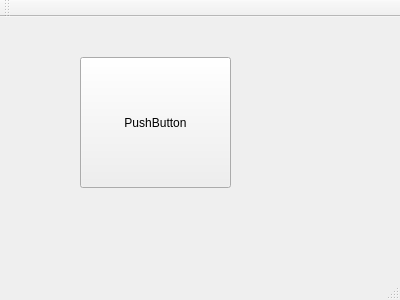
This is HighResolutionPrinter/mainwindow.ui in dxphmj/TwoCharPrinter as Qt 5 draws it before an edit. The edited form follows.
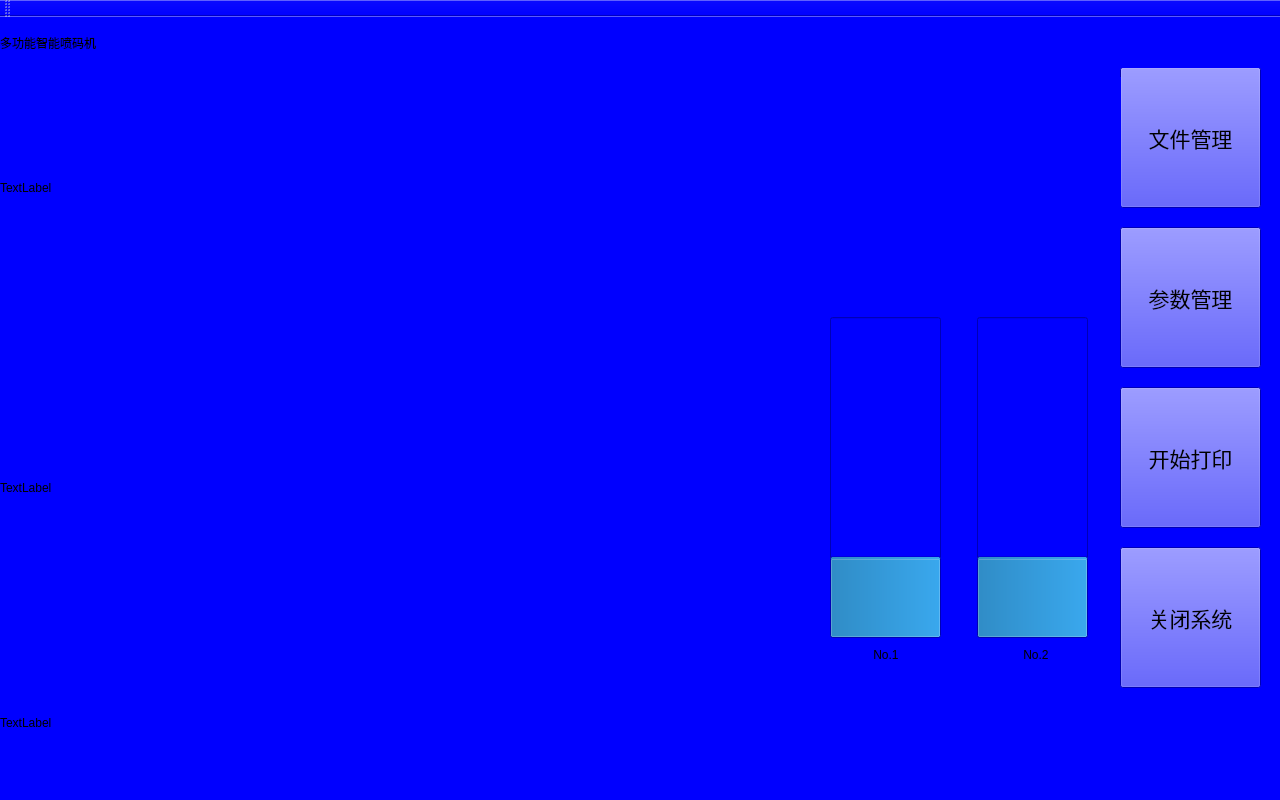
This is the edited form. Icons and pictures are not drawn.

```diff
--- a/HighResolutionPrinter/mainwindow.ui
+++ b/HighResolutionPrinter/mainwindow.ui
@@ -6,28 +6,246 @@
    <rect>
     <x>0</x>
     <y>0</y>
-    <width>400</width>
-    <height>300</height>
+    <width>1280</width>
+    <height>800</height>
    </rect>
   </property>
   <property name="windowTitle">
    <string>MainWindow</string>
   </property>
+  <property name="styleSheet">
+   <string notr="true">background-color: rgb(0, 0, 255);</string>
+  </property>
   <widget class="QWidget" name="centralWidget">
    <widget class="QPushButton" name="pushButton">
     <property name="geometry">
      <rect>
-      <x>80</x>
-      <y>40</y>
-      <width>151</width>
-      <height>131</height>
+      <x>1120</x>
+      <y>50</y>
+      <width>141</width>
+      <height>141</height>
      </rect>
     </property>
+    <property name="font">
+     <font>
+      <family>楷体</family>
+      <pointsize>16</pointsize>
+     </font>
+    </property>
     <property name="styleSheet">
      <string notr="true">background-image: url(:/Images/blue.bmp);</string>
     </property>
     <property name="text">
-     <string>PushButton</string>
+     <string>文件管理</string>
+    </property>
+    <property name="iconSize">
+     <size>
+      <width>20</width>
+      <height>20</height>
+     </size>
+    </property>
+    <property name="autoDefault">
+     <bool>false</bool>
+    </property>
+   </widget>
+   <widget class="QLabel" name="timeDispLab">
+    <property name="geometry">
+     <rect>
+      <x>0</x>
+      <y>0</y>
+      <width>1281</width>
+      <height>51</height>
+     </rect>
+    </property>
+    <property name="text">
+     <string>多功能智能喷码机</string>
+    </property>
+    <property name="textFormat">
+     <enum>Qt::AutoText</enum>
+    </property>
+    <property name="margin">
+     <number>1</number>
+    </property>
+   </widget>
+   <widget class="QLabel" name="previewLab">
+    <property name="geometry">
+     <rect>
+      <x>0</x>
+      <y>60</y>
+      <width>1121</width>
+      <height>221</height>
+     </rect>
+    </property>
+    <property name="layoutDirection">
+     <enum>Qt::LeftToRight</enum>
+    </property>
+    <property name="text">
+     <string>TextLabel</string>
+    </property>
+   </widget>
+   <widget class="QLabel" name="printParaLab">
+    <property name="geometry">
+     <rect>
+      <x>0</x>
+      <y>280</y>
+      <width>821</width>
+      <height>381</height>
+     </rect>
+    </property>
+    <property name="text">
+     <string>TextLabel</string>
+    </property>
+    <property name="margin">
+     <number>0</number>
+    </property>
+   </widget>
+   <widget class="QPushButton" name="paraManageBut">
+    <property name="geometry">
+     <rect>
+      <x>1120</x>
+      <y>210</y>
+      <width>141</width>
+      <height>141</height>
+     </rect>
+    </property>
+    <property name="font">
+     <font>
+      <family>楷体</family>
+      <pointsize>16</pointsize>
+     </font>
+    </property>
+    <property name="styleSheet">
+     <string notr="true">background-image: url(:/Images/paraManage.bmp);</string>
+    </property>
+    <property name="text">
+     <string>参数管理</string>
+    </property>
+   </widget>
+   <widget class="QPushButton" name="startPrintBut">
+    <property name="geometry">
+     <rect>
+      <x>1120</x>
+      <y>370</y>
+      <width>141</width>
+      <height>141</height>
+     </rect>
+    </property>
+    <property name="sizePolicy">
+     <sizepolicy hsizetype="Minimum" vsizetype="Fixed">
+      <horstretch>0</horstretch>
+      <verstretch>0</verstretch>
+     </sizepolicy>
+    </property>
+    <property name="font">
+     <font>
+      <family>楷体</family>
+      <pointsize>16</pointsize>
+     </font>
+    </property>
+    <property name="styleSheet">
+     <string notr="true">background-image: url(:/Images/startPrint.bmp);</string>
+    </property>
+    <property name="text">
+     <string>开始打印</string>
+    </property>
+   </widget>
+   <widget class="QPushButton" name="closeBut">
+    <property name="geometry">
+     <rect>
+      <x>1120</x>
+      <y>530</y>
+      <width>141</width>
+      <height>141</height>
+     </rect>
+    </property>
+    <property name="font">
+     <font>
+      <family>楷体</family>
+      <pointsize>16</pointsize>
+     </font>
+    </property>
+    <property name="styleSheet">
+     <string notr="true">background-image: url(:/Images/closeSys.bmp);</string>
+    </property>
+    <property name="text">
+     <string>关闭系统</string>
+    </property>
+   </widget>
+   <widget class="QLabel" name="roolLab">
+    <property name="geometry">
+     <rect>
+      <x>0</x>
+      <y>680</y>
+      <width>1271</width>
+      <height>51</height>
+     </rect>
+    </property>
+    <property name="text">
+     <string>TextLabel</string>
+    </property>
+   </widget>
+   <widget class="QProgressBar" name="print1Prog">
+    <property name="geometry">
+     <rect>
+      <x>830</x>
+      <y>300</y>
+      <width>111</width>
+      <height>321</height>
+     </rect>
+    </property>
+    <property name="value">
+     <number>24</number>
+    </property>
+    <property name="orientation">
+     <enum>Qt::Vertical</enum>
+    </property>
+   </widget>
+   <widget class="QProgressBar" name="print2Prog">
+    <property name="geometry">
+     <rect>
+      <x>977</x>
+      <y>300</y>
+      <width>111</width>
+      <height>321</height>
+     </rect>
+    </property>
+    <property name="value">
+     <number>24</number>
+    </property>
+    <property name="orientation">
+     <enum>Qt::Vertical</enum>
+    </property>
+   </widget>
+   <widget class="QLabel" name="No1Lab">
+    <property name="geometry">
+     <rect>
+      <x>850</x>
+      <y>630</y>
+      <width>72</width>
+      <height>15</height>
+     </rect>
+    </property>
+    <property name="text">
+     <string>No.1</string>
+    </property>
+    <property name="alignment">
+     <set>Qt::AlignCenter</set>
+    </property>
+   </widget>
+   <widget class="QLabel" name="No2Lab">
+    <property name="geometry">
+     <rect>
+      <x>1000</x>
+      <y>630</y>
+      <width>72</width>
+      <height>15</height>
+     </rect>
+    </property>
+    <property name="text">
+     <string>No.2</string>
+    </property>
+    <property name="alignment">
+     <set>Qt::AlignCenter</set>
     </property>
    </widget>
   </widget>
```
Left out of the diff: 27 changed lines with no effect on the pictures.
